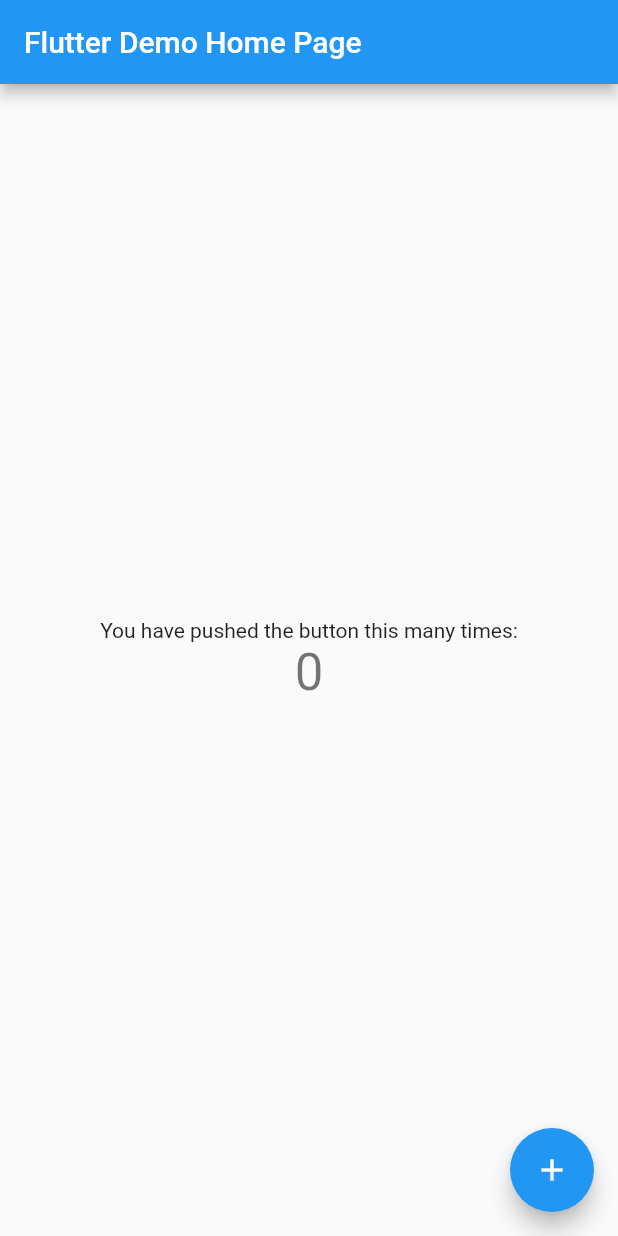
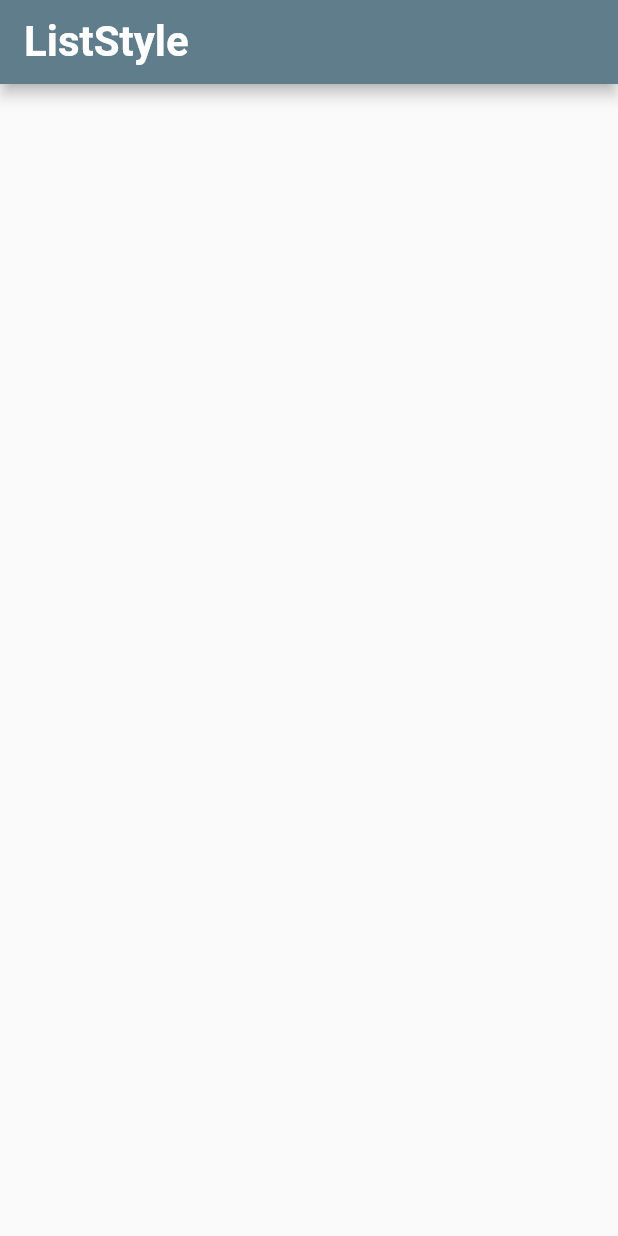
Before and after one commit to izazprogram/hello, a Flutter app: the screen it shows after launch, on a phone screen of 412 x 824 dp. Run offline on Flutter 3.47's test engine with Material 2 defaults, Android fonts, the phone set to English and light mode, and no system bars.

Commit message:
listSystem file

```diff
--- /dev/null
+++ b/lib/LIstSystem.dart
@@ -0,0 +1,22 @@
+
+import 'package:flutter/material.dart';
+
+class MyList extends StatelessWidget {
+  const MyList({Key? key}) : super(key: key);
+
+  @override
+  Widget build(BuildContext context) {
+    return SafeArea(
+        child: Scaffold(
+        appBar: AppBar(
+          title: Text('ListStyle',
+          style: TextStyle(fontSize: 28,fontWeight: FontWeight.bold),),
+          backgroundColor: Colors.blueGrey,
+        ),
+          body: ListView(
+
+          ),
+        )
+    );
+  }
+}
--- a/lib/main.dart
+++ b/lib/main.dart
@@ -1,7 +1,9 @@
 import 'package:flutter/material.dart';
 
+import 'LIstSystem.dart';
+
 void main() {
-  runApp(const MyApp());
+  runApp( MyApp());
 }
 
 class MyApp extends StatelessWidget {
@@ -11,105 +13,15 @@ class MyApp extends StatelessWidget {
   @override
   Widget build(BuildContext context) {
     return MaterialApp(
+      debugShowCheckedModeBanner: false,
       title: 'Flutter Demo',
       theme: ThemeData(
-        // This is the theme of your application.
-        //
-        // Try running your application with "flutter run". You'll see the
-        // application has a blue toolbar. Then, without quitting the app, try
-        // changing the primarySwatch below to Colors.green and then invoke
-        // "hot reload" (press "r" in the console where you ran "flutter run",
-        // or simply save your changes to "hot reload" in a Flutter IDE).
-        // Notice that the counter didn't reset back to zero; the application
-        // is not restarted.
+
         primarySwatch: Colors.blue,
       ),
-      home: const MyHomePage(title: 'Flutter Demo Home Page'),
+     home: Scaffold(
+       body: MyList()
+     ),
     );
   }
 }
-
-class MyHomePage extends StatefulWidget {
-  const MyHomePage({Key? key, required this.title}) : super(key: key);
-
-  // This widget is the home page of your application. It is stateful, meaning
-  // that it has a State object (defined below) that contains fields that affect
-  // how it looks.
-
-  // This class is the configuration for the state. It holds the values (in this
-  // case the title) provided by the parent (in this case the App widget) and
-  // used by the build method of the State. Fields in a Widget subclass are
-  // always marked "final".
-
-  final String title;
-
-  @override
-  State<MyHomePage> createState() => _MyHomePageState();
-}
-
-class _MyHomePageState extends State<MyHomePage> {
-  int _counter = 0;
-
-  void _incrementCounter() {
-    setState(() {
-      // This call to setState tells the Flutter framework that something has
-      // changed in this State, which causes it to rerun the build method below
-      // so that the display can reflect the updated values. If we changed
-      // _counter without calling setState(), then the build method would not be
-      // called again, and so nothing would appear to happen.
-      _counter++;
-    });
-  }
-
-  @override
-  Widget build(BuildContext context) {
-    // This method is rerun every time setState is called, for instance as done
-    // by the _incrementCounter method above.
-    //
-    // The Flutter framework has been optimized to make rerunning build methods
-    // fast, so that you can just rebuild anything that needs updating rather
-    // than having to individually change instances of widgets.
-    return Scaffold(
-      appBar: AppBar(
-        // Here we take the value from the MyHomePage object that was created by
-        // the App.build method, and use it to set our appbar title.
-        title: Text(widget.title),
-      ),
-      body: Center(
-        // Center is a layout widget. It takes a single child and positions it
-        // in the middle of the parent.
-        child: Column(
-          // Column is also a layout widget. It takes a list of children and
-          // arranges them vertically. By default, it sizes itself to fit its
-          // children horizontally, and tries to be as tall as its parent.
-          //
-          // Invoke "debug painting" (press "p" in the console, choose the
-          // "Toggle Debug Paint" action from the Flutter Inspector in Android
-          // Studio, or the "Toggle Debug Paint" command in Visual Studio Code)
-          // to see the wireframe for each widget.
-          //
-          // Column has various properties to control how it sizes itself and
-          // how it positions its children. Here we use mainAxisAlignment to
-          // center the children vertically; the main axis here is the vertical
-          // axis because Columns are vertical (the cross axis would be
-          // horizontal).
-          mainAxisAlignment: MainAxisAlignment.center,
-          children: <Widget>[
-            const Text(
-              'You have pushed the button this many times:',
-            ),
-            Text(
-              '$_counter',
-              style: Theme.of(context).textTheme.headline4,
-            ),
-          ],
-        ),
-      ),
-      floatingActionButton: FloatingActionButton(
-        onPressed: _incrementCounter,
-        tooltip: 'Increment',
-        child: const Icon(Icons.add),
-      ), // This trailing comma makes auto-formatting nicer for build methods.
-    );
-  }
-}
```
